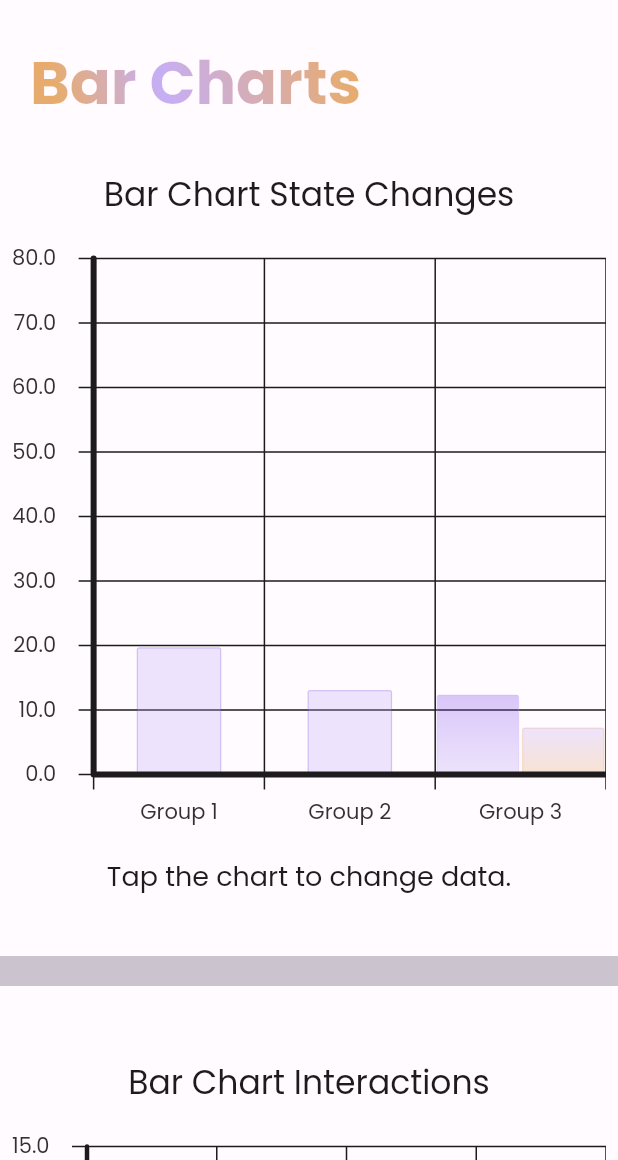
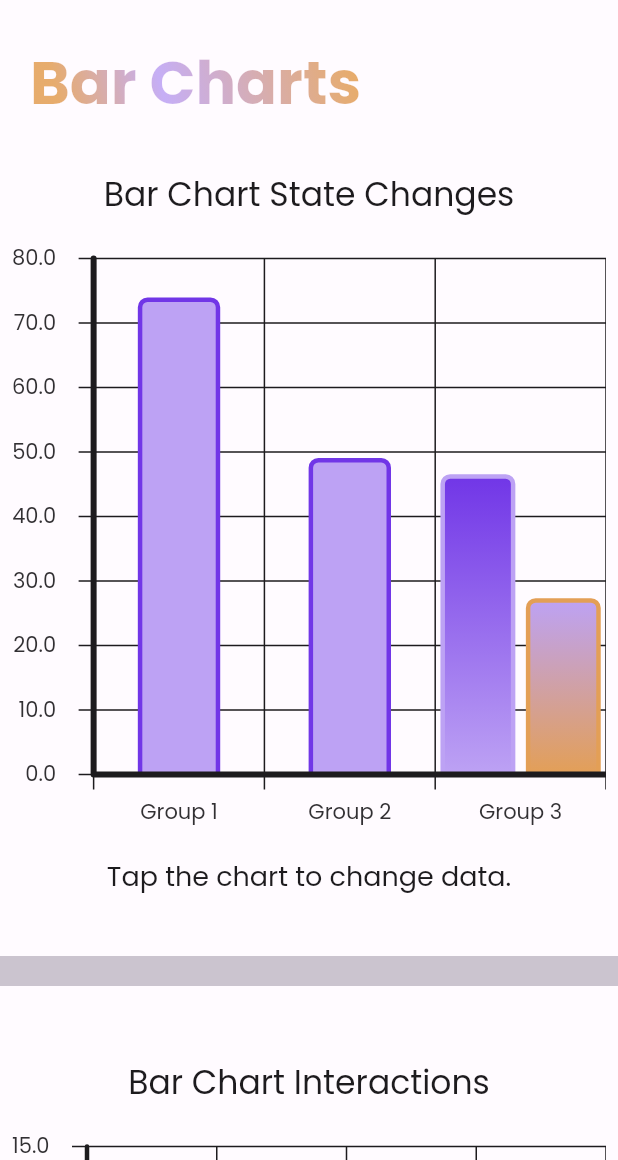
Before and after one commit to wednesday-solutions/chart_it, a Flutter app: the first screen one second after launch, on a phone screen of 412 x 824 dp, the part 76-1236 px from its top. Run offline on Flutter 3.47's test engine with Material 2 defaults, Android fonts, the phone set to English and light mode, and no system bars; our stand-ins replace equatable, flutter_svg, google_fonts, responsive_sizer, sidebarx, universal_platform; missing offline and left inert: flutter_displaymode.

```diff
--- a/lib/src/charts/widgets/bar_chart.dart
+++ b/lib/src/charts/widgets/bar_chart.dart
@@ -71,7 +71,7 @@ class BarChart extends CartesianChart {
     super.height,
     super.animateOnLoad = true,
     super.animateOnUpdate = true,
-    super.animationDuration = const Duration(milliseconds: 3000),
+    super.animationDuration = const Duration(milliseconds: 500),
     super.animation,
     super.chartStructureData,
     super.chartStylingData,
```
